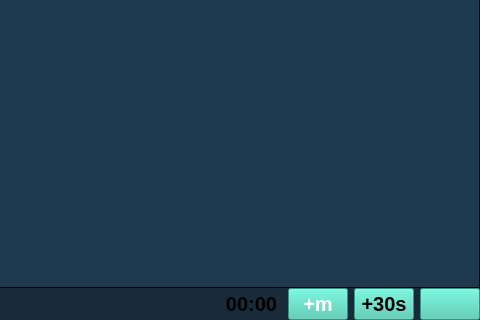
Above: ui/display_session.ui from adnv3k/GestureSesh before the change; both pictures show x 800 to 1280 and y 400 to 720 of the 1280 by 720 pixel window. Below: the same form after it.
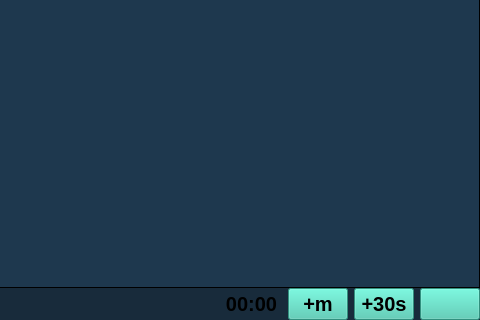
That is the form after the change. Icons and pictures are not drawn.

Patch:
```diff
--- a/ui/display_session.ui
+++ b/ui/display_session.ui
@@ -403,9 +403,9 @@
               <colorrole role="WindowText">
                <brush brushstyle="SolidPattern">
                 <color alpha="255">
-                 <red>255</red>
-                 <green>255</green>
-                 <blue>255</blue>
+                 <red>0</red>
+                 <green>0</green>
+                 <blue>0</blue>
                 </color>
                </brush>
               </colorrole>
@@ -421,18 +421,18 @@
               <colorrole role="Text">
                <brush brushstyle="SolidPattern">
                 <color alpha="255">
-                 <red>255</red>
-                 <green>255</green>
-                 <blue>255</blue>
+                 <red>0</red>
+                 <green>0</green>
+                 <blue>0</blue>
                 </color>
                </brush>
               </colorrole>
               <colorrole role="ButtonText">
                <brush brushstyle="SolidPattern">
                 <color alpha="255">
-                 <red>255</red>
-                 <green>255</green>
-                 <blue>255</blue>
+                 <red>0</red>
+                 <green>0</green>
+                 <blue>0</blue>
                 </color>
                </brush>
               </colorrole>
@@ -457,9 +457,9 @@
               <colorrole role="PlaceholderText">
                <brush brushstyle="NoBrush">
                 <color alpha="128">
-                 <red>255</red>
-                 <green>255</green>
-                 <blue>255</blue>
+                 <red>0</red>
+                 <green>0</green>
+                 <blue>0</blue>
                 </color>
                </brush>
               </colorrole>
@@ -468,9 +468,9 @@
               <colorrole role="WindowText">
                <brush brushstyle="SolidPattern">
                 <color alpha="255">
-                 <red>255</red>
-                 <green>255</green>
-                 <blue>255</blue>
+                 <red>0</red>
+                 <green>0</green>
+                 <blue>0</blue>
                 </color>
                </brush>
               </colorrole>
@@ -486,18 +486,18 @@
               <colorrole role="Text">
                <brush brushstyle="SolidPattern">
                 <color alpha="255">
-                 <red>255</red>
-                 <green>255</green>
-                 <blue>255</blue>
+                 <red>0</red>
+                 <green>0</green>
+                 <blue>0</blue>
                 </color>
                </brush>
               </colorrole>
               <colorrole role="ButtonText">
                <brush brushstyle="SolidPattern">
                 <color alpha="255">
-                 <red>255</red>
-                 <green>255</green>
-                 <blue>255</blue>
+                 <red>0</red>
+                 <green>0</green>
+                 <blue>0</blue>
                 </color>
                </brush>
               </colorrole>
@@ -522,9 +522,9 @@
               <colorrole role="PlaceholderText">
                <brush brushstyle="NoBrush">
                 <color alpha="128">
-                 <red>255</red>
-                 <green>255</green>
-                 <blue>255</blue>
+                 <red>0</red>
+                 <green>0</green>
+                 <blue>0</blue>
                 </color>
                </brush>
               </colorrole>
@@ -533,9 +533,9 @@
               <colorrole role="WindowText">
                <brush brushstyle="SolidPattern">
                 <color alpha="255">
-                 <red>255</red>
-                 <green>255</green>
-                 <blue>255</blue>
+                 <red>0</red>
+                 <green>0</green>
+                 <blue>0</blue>
                 </color>
                </brush>
               </colorrole>
@@ -551,18 +551,18 @@
               <colorrole role="Text">
                <brush brushstyle="SolidPattern">
                 <color alpha="255">
-                 <red>255</red>
-                 <green>255</green>
-                 <blue>255</blue>
+                 <red>0</red>
+                 <green>0</green>
+                 <blue>0</blue>
                 </color>
                </brush>
               </colorrole>
               <colorrole role="ButtonText">
                <brush brushstyle="SolidPattern">
                 <color alpha="255">
-                 <red>255</red>
-                 <green>255</green>
-                 <blue>255</blue>
+                 <red>0</red>
+                 <green>0</green>
+                 <blue>0</blue>
                 </color>
                </brush>
               </colorrole>
@@ -587,9 +587,9 @@
               <colorrole role="PlaceholderText">
                <brush brushstyle="NoBrush">
                 <color alpha="128">
-                 <red>255</red>
-                 <green>255</green>
-                 <blue>255</blue>
+                 <red>0</red>
+                 <green>0</green>
+                 <blue>0</blue>
                 </color>
                </brush>
               </colorrole>
```
Left out of the diff: 13 changed lines with no effect on the pictures.
